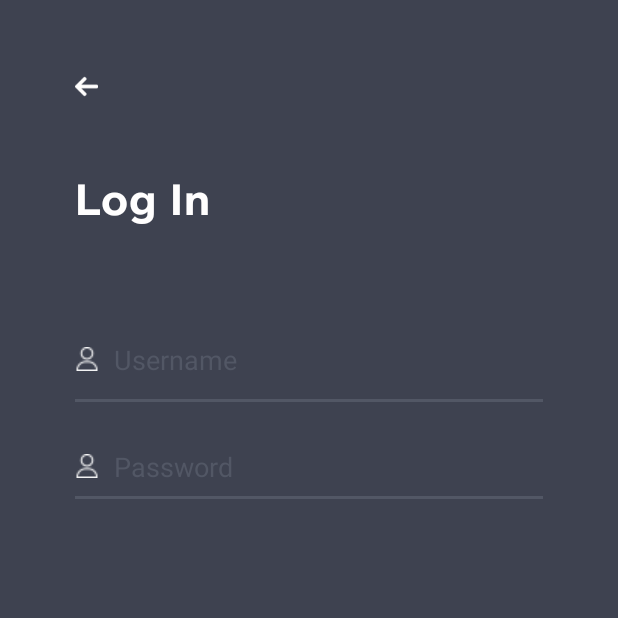
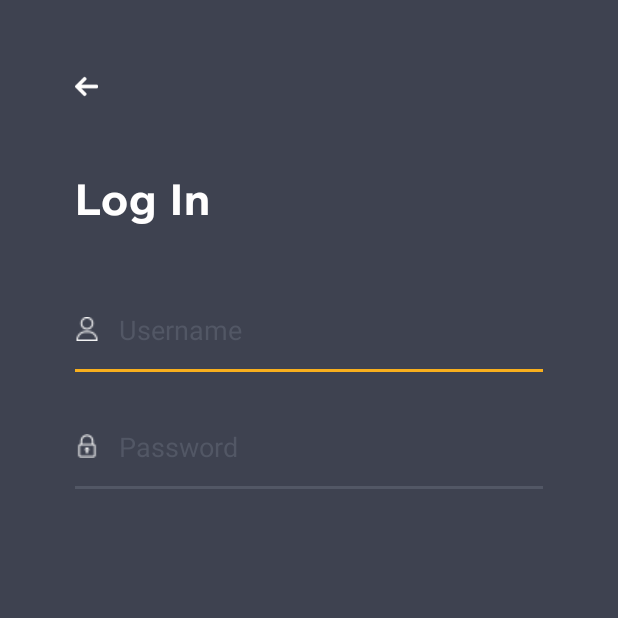
Before and after one commit to fparra00/Lawyer_Selector, an Android app: the LoginActivity screen opened directly, with no data from a screen before it, on a phone screen of 412 x 824 dp, the top half of it. Run offline under Robolectric (Android 15) with nearby library versions, the phone set to English and light mode, and no system bars.

Commit message:
LogIn Design

```diff
--- /dev/null
+++ b/app/src/main/res/drawable-v24/edit_text_form.xml
@@ -0,0 +1,8 @@
+<?xml version="1.0" encoding="utf-8"?>
+<selector xmlns:android="http://schemas.android.com/apk/res/android">
+    <item android:drawable="@drawable/edit_text_normal"
+        android:state_focused="false" />
+    <item android:drawable="@drawable/edit_text_pressed"
+        android:state_focused="true" />
+    <item android:drawable="@drawable/edit_text_normal" />
+</selector>
--- /dev/null
+++ b/app/src/main/res/drawable-v24/edit_text_pressed.xml
@@ -0,0 +1,23 @@
+<?xml version="1.0" encoding="utf-8"?>
+<layer-list xmlns:android="http://schemas.android.com/apk/res/android" >
+    <item>
+        <shape
+            android:shape="rectangle">
+        </shape>
+    </item>
+
+    <!-- this mess is what we have to do to get a bottom border only. -->
+    <item android:top="-2dp"
+        android:left="-2dp"
+        android:right="-2dp"
+        android:bottom="1px">
+        <shape
+            android:shape="rectangle">
+            <stroke android:width="2dp" android:color="@color/btnMain" />
+            <solid android:color="@null" />
+            <padding android:bottom="10dp"></padding>
+
+        </shape>
+    </item>
+
+</layer-list>
--- a/app/src/main/res/layout/activity_login.xml
+++ b/app/src/main/res/layout/activity_login.xml
@@ -52,35 +52,34 @@
         <LinearLayout
             android:id="@+id/lyForm"
             android:layout_width="match_parent"
-            android:layout_height="match_parent"
-            android:orientation="vertical"
-            android:paddingTop="70dp">
+            android:layout_height="wrap_content"
+            android:layout_marginTop="50dp"
+            android:orientation="vertical">
 
             <EditText
                 android:id="@+id/etUsername"
                 android:layout_width="match_parent"
                 android:layout_height="wrap_content"
-                android:background="@drawable/edit_text_normal"
+                android:background="@drawable/edit_text_form"
                 android:drawableStart="@drawable/user_icon"
-                android:drawablePadding="10dp"
+                android:drawablePadding="13dp"
                 android:ems="10"
-                android:textColorHint="@color/fontLoginSecondary"
                 android:hint="Username"
-                android:minHeight="48dp" />
+                android:minHeight="48dp"
+                android:textColorHint="@color/fontLoginSecondary" />
 
             <EditText
                 android:id="@+id/etPassword"
                 android:layout_width="match_parent"
                 android:layout_height="wrap_content"
-                android:background="@drawable/edit_text_normal"
-                android:textColorHint="@color/fontLoginSecondary"
-
-                android:drawableStart="@drawable/user_icon"
-                android:drawablePadding="10dp"
+                android:layout_marginTop="30dp"
+                android:background="@drawable/edit_text_form"
+                android:drawableStart="@drawable/password_icon"
+                android:drawablePadding="13dp"
                 android:ems="10"
                 android:hint="Password"
-                android:paddingTop="30dp"
-                />
+                android:minHeight="48dp"
+                android:textColorHint="@color/fontLoginSecondary" />
 
         </LinearLayout>
     </LinearLayout>
```
Also changed, not shown: app/src/main/res/drawable-v24/password_icon.png (added).
